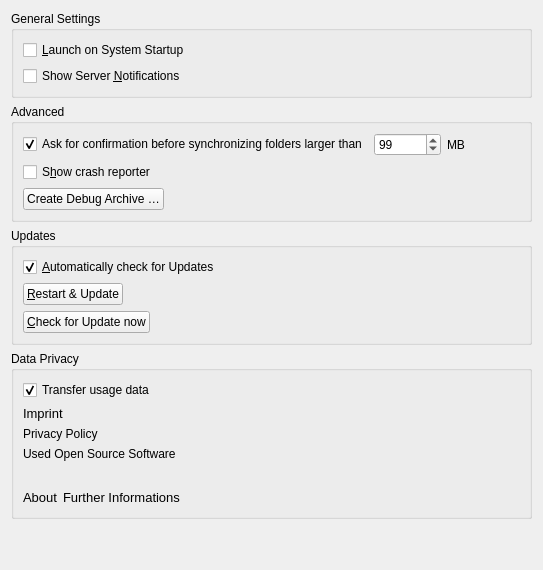
Old version of the form src/gui/generalsettings.ui in the repository nextmcloud/desktop.
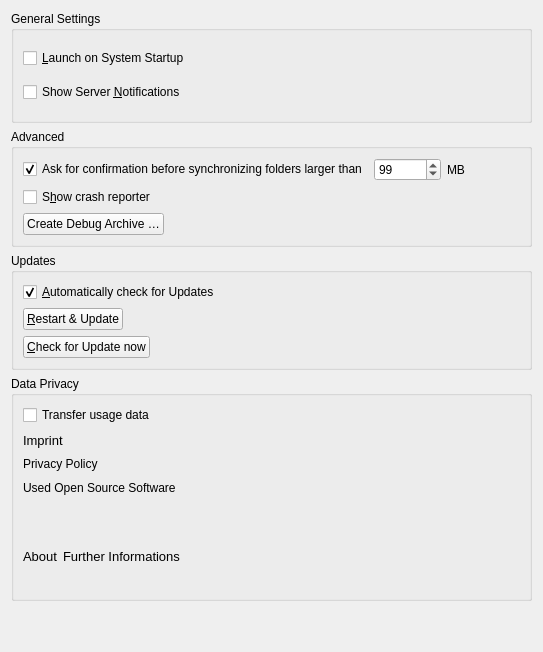
New version of the form.

Patch:
```diff
--- a/src/gui/generalsettings.ui
+++ b/src/gui/generalsettings.ui
@@ -7,7 +7,7 @@
     <x>0</x>
     <y>0</y>
     <width>543</width>
-    <height>563</height>
+    <height>652</height>
    </rect>
   </property>
   <property name="windowTitle">
@@ -26,7 +26,7 @@
          <string>Transfer usage data</string>
         </property>
         <property name="checked">
-         <bool>true</bool>
+         <bool>false</bool>
         </property>
        </widget>
       </item>
```
